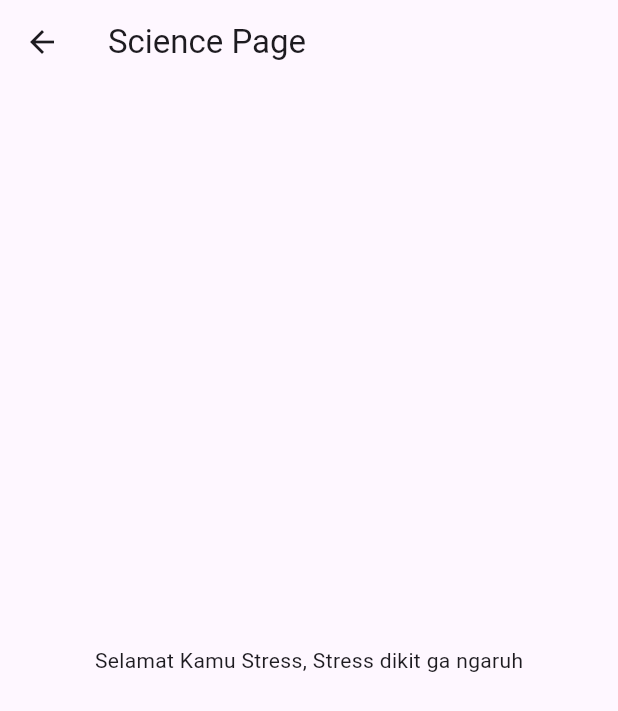
After one commit to LyAmurus/Ly-Flutter, a Flutter app: the SciencePage screen opened directly, on a phone screen of 412 x 824 dp. The commit adds this screen. Shown: the top 711 px of the screen. Run offline on Flutter 3.47's test engine with Material 2 defaults, Android fonts, the light colour scheme and no system bars.

Commit message:
Penambahan Page

```diff
--- /dev/null
+++ b/lib/science_page.dart
@@ -0,0 +1,16 @@
+// TODO Implement this library.
+import 'package:flutter/material.dart';
+
+class SciencePage extends StatelessWidget {
+  @override
+  Widget build(BuildContext context) {
+    return Scaffold(
+      appBar: AppBar(
+        title: const Text('Science Page'),
+      ),
+      body: Center(
+        child: const Text('Selamat Kamu Stress, Stress dikit ga ngaruh'),
+      ),
+    );
+  }
+}
```
Also changed, not shown: lib/main.dart (+28 -19 lines), lib/math_page.dart (added, +18 -0 lines), 2 other files.
